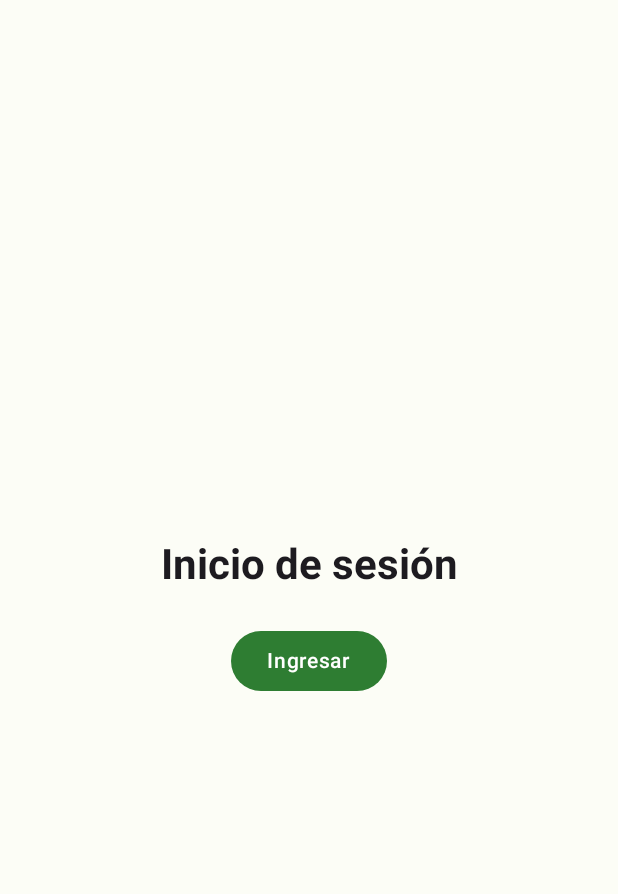
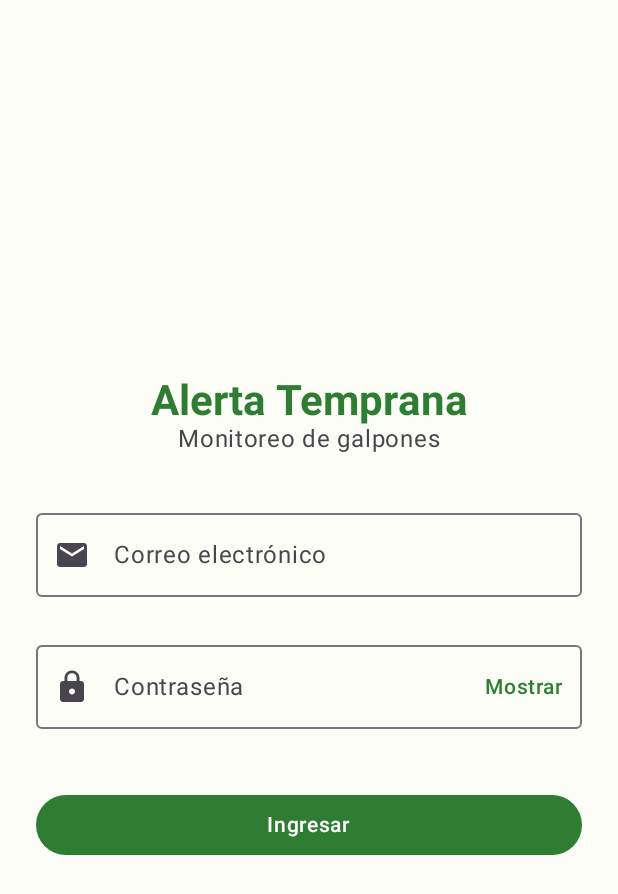
Before and after one commit to FelipeG17-svg/AlertaTempranaGalpones, an Android app built with Jetpack Compose: the LoginScreen screen opened through its navigation route, on a phone screen of 412 x 824 dp. Shown: the top 894 px of the screen. Run offline under Robolectric (Android 15) with nearby library versions, the phone set to English and light mode, and no system bars.

Commit message:
agrega login con validaciones en ViewModel
Login con validaciones en viewmodel

```diff
--- a/app/build.gradle.kts
+++ b/app/build.gradle.kts
@@ -55,4 +55,5 @@ dependencies {
     implementation("androidx.lifecycle:lifecycle-viewmodel-compose:2.11.0")
     implementation("androidx.lifecycle:lifecycle-runtime-compose:2.11.0")
     implementation("org.jetbrains.kotlinx:kotlinx-coroutines-android:1.11.0")
+    implementation("androidx.compose.material:material-icons-core")
 }
--- a/app/src/main/java/com/example/alertatempranagalpones/ui/screens/LoginScreen.kt
+++ b/app/src/main/java/com/example/alertatempranagalpones/ui/screens/LoginScreen.kt
@@ -11,8 +11,129 @@ import androidx.compose.runtime.Composable
 import androidx.compose.ui.Alignment
 import androidx.compose.ui.Modifier
 import androidx.compose.ui.unit.dp
+import androidx.compose.foundation.layout.Column
+import androidx.compose.foundation.layout.Spacer
+import androidx.compose.foundation.layout.fillMaxSize
+import androidx.compose.foundation.layout.fillMaxWidth
+import androidx.compose.foundation.layout.height
+import androidx.compose.foundation.layout.padding
+import androidx.compose.foundation.rememberScrollState
+import androidx.compose.foundation.text.KeyboardActions
+import androidx.compose.foundation.text.KeyboardOptions
+import androidx.compose.foundation.verticalScroll
+import androidx.compose.material.icons.Icons
+import androidx.compose.material.icons.filled.Email
+import androidx.compose.material.icons.filled.Lock
+import androidx.compose.material.icons.filled.Warning
+import androidx.compose.material3.Button
+import androidx.compose.material3.Icon
+import androidx.compose.material3.OutlinedTextField
+import androidx.compose.material3.Text
+import androidx.compose.material3.TextButton
+import androidx.compose.runtime.collectAsState
+import androidx.compose.runtime.getValue
+import androidx.compose.ui.text.input.ImeAction
+import androidx.compose.ui.text.input.KeyboardType
+import androidx.compose.ui.text.input.PasswordVisualTransformation
+import androidx.compose.ui.text.input.VisualTransformation
+import androidx.compose.ui.unit.dp
+import androidx.lifecycle.viewmodel.compose.viewModel
+import com.example.alertatempranagalpones.viewmodel.LoginViewModel
 
 @Composable
+fun LoginScreen(
+    onIngresar: () -> Unit,
+    viewModel: LoginViewModel = viewModel()
+) {
+    val estado by viewModel.uiState.collectAsState()
+
+    fun intentarIngresar() {
+        if (viewModel.validarFormulario()) onIngresar()
+    }
+
+    Column(
+        modifier = Modifier
+            .fillMaxSize()
+            .verticalScroll(rememberScrollState())
+            .padding(24.dp),
+        verticalArrangement = Arrangement.Center,
+        horizontalAlignment = Alignment.CenterHorizontally
+    ) {
+        Text(
+            text = "Alerta Temprana",
+            style = MaterialTheme.typography.headlineMedium,
+            color = MaterialTheme.colorScheme.primary
+        )
+        Text(
+            text = "Monitoreo de galpones",
+            style = MaterialTheme.typography.bodyLarge,
+            color = MaterialTheme.colorScheme.onSurfaceVariant
+        )
+
+        Spacer(modifier = Modifier.height(32.dp))
+
+        OutlinedTextField(
+            value = estado.correo,
+            onValueChange = viewModel::onCorreoChange,
+            label = { Text("Correo electrónico") },
+            leadingIcon = { Icon(Icons.Default.Email, contentDescription = null) },
+            trailingIcon = {
+                if (estado.errorCorreo != null) {
+                    Icon(
+                        Icons.Default.Warning,
+                        contentDescription = "Error",
+                        tint = MaterialTheme.colorScheme.error
+                    )
+                }
+            },
+            isError = estado.errorCorreo != null,
+            supportingText = { estado.errorCorreo?.let { Text(it) } },
+            singleLine = true,
+            keyboardOptions = KeyboardOptions(
+                keyboardType = KeyboardType.Email,
+                imeAction = ImeAction.Next
+            ),
+            modifier = Modifier.fillMaxWidth()
+        )
+
+        Spacer(modifier = Modifier.height(8.dp))
+
+        OutlinedTextField(
+            value = estado.clave,
+            onValueChange = viewModel::onClaveChange,
+            label = { Text("Contraseña") },
+            leadingIcon = { Icon(Icons.Default.Lock, contentDescription = null) },
+            trailingIcon = {
+                TextButton(onClick = viewModel::alternarVisibilidadClave) {
+                    Text(if (estado.claveVisible) "Ocultar" else "Mostrar")
+                }
+            },
+            isError = estado.errorClave != null,
+            supportingText = { estado.errorClave?.let { Text(it) } },
+            singleLine = true,
+            visualTransformation = if (estado.claveVisible) VisualTransformation.None
+            else PasswordVisualTransformation(),
+            keyboardOptions = KeyboardOptions(
+                keyboardType = KeyboardType.Password,
+                imeAction = ImeAction.Done
+            ),
+            keyboardActions = KeyboardActions(onDone = { intentarIngresar() }),
+            modifier = Modifier.fillMaxWidth()
+        )
+
+        Spacer(modifier = Modifier.height(24.dp))
+
+        Button(
+            onClick = { intentarIngresar() },
+            modifier = Modifier.fillMaxWidth()
+        ) {
+            Text("Ingresar")
+        }
+    }
+}
+
+
+/*@Composable
 fun LoginScreen(onIngresar: () -> Unit) {
     Column(
         modifier = Modifier.fillMaxSize().padding(24.dp),
@@ -24,4 +145,4 @@ fun LoginScreen(onIngresar: () -> Unit) {
             Text("Ingresar")
         }
     }
-}
+}*/
--- /dev/null
+++ b/app/src/main/java/com/example/alertatempranagalpones/viewmodel/LoginViewModel.kt
@@ -0,0 +1,59 @@
+package com.example.alertatempranagalpones.viewmodel
+
+import android.util.Patterns
+import androidx.lifecycle.ViewModel
+import kotlinx.coroutines.flow.MutableStateFlow
+import kotlinx.coroutines.flow.StateFlow
+import kotlinx.coroutines.flow.asStateFlow
+import kotlinx.coroutines.flow.update
+
+data class LoginUiState(
+    val correo: String = "",
+    val clave: String = "",
+    val errorCorreo: String? = null,
+    val errorClave: String? = null,
+    val claveVisible: Boolean = false
+)
+
+class LoginViewModel : ViewModel() {
+
+    private val _uiState = MutableStateFlow(LoginUiState())
+    val uiState: StateFlow<LoginUiState> = _uiState.asStateFlow()
+
+    fun onCorreoChange(valor: String) {
+        _uiState.update {
+            // Valida mientras escribe, pero no molesta con un error si el campo está vacío
+            it.copy(correo = valor, errorCorreo = if (valor.isBlank()) null else validarCorreo(valor))
+        }
+    }
+
+    fun onClaveChange(valor: String) {
+        _uiState.update {
+            it.copy(clave = valor, errorClave = if (valor.isBlank()) null else validarClave(valor))
+        }
+    }
+
+    fun alternarVisibilidadClave() {
+        _uiState.update { it.copy(claveVisible = !it.claveVisible) }
+    }
+
+    fun validarFormulario(): Boolean {
+        val actual = _uiState.value
+        val errorCorreo = validarCorreo(actual.correo)
+        val errorClave = validarClave(actual.clave)
+        _uiState.update { it.copy(errorCorreo = errorCorreo, errorClave = errorClave) }
+        return errorCorreo == null && errorClave == null
+    }
+
+    private fun validarCorreo(correo: String): String? = when {
+        correo.isBlank() -> "El correo es obligatorio"
+        !Patterns.EMAIL_ADDRESS.matcher(correo).matches() -> "Ingresa un correo válido"
+        else -> null
+    }
+
+    private fun validarClave(clave: String): String? = when {
+        clave.isBlank() -> "La contraseña es obligatoria"
+        clave.length < 6 -> "Debe tener al menos 6 caracteres"
+        else -> null
+    }
+}
```
